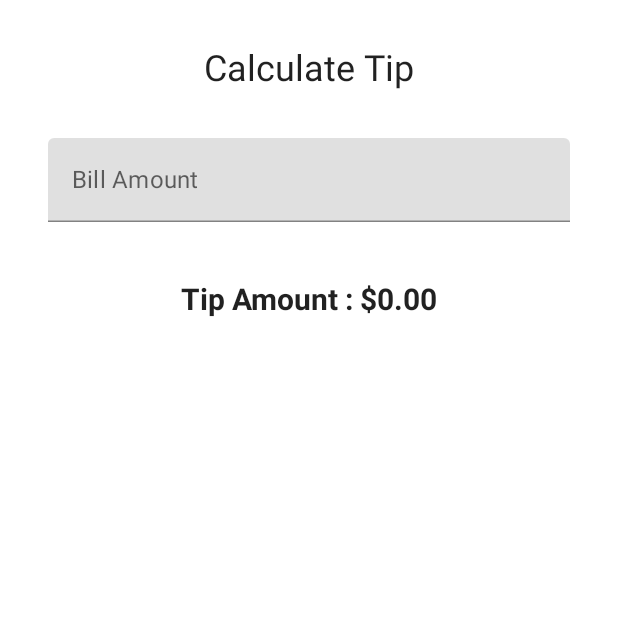
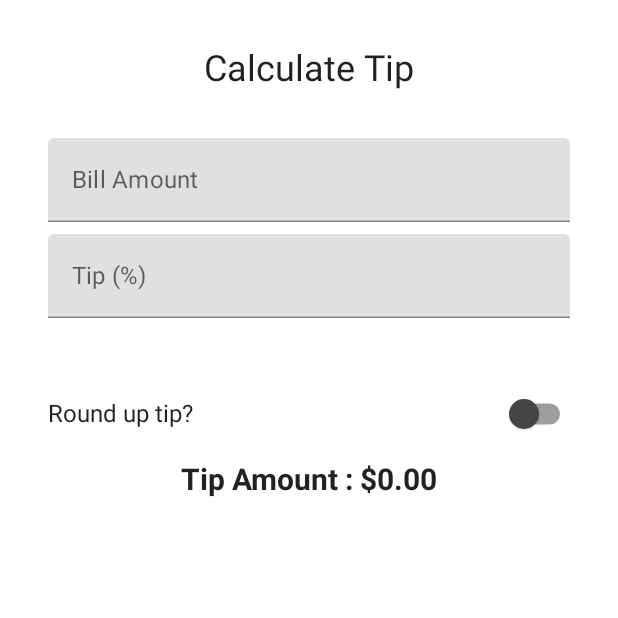
Before and after one commit to SHIVAANISREE/TipTime, an Android app built with Jetpack Compose: the screen it shows after launch (MainActivity), on a phone screen of 412 x 824 dp, the top half of it. Run offline under Robolectric (Android 15) with nearby library versions, the phone set to English and light mode, and no system bars.

Commit message:
Added the Keyboard Actions and the Rounding up the tip function.

```diff
--- a/app/src/main/java/com/example/tiptime/MainActivity.kt
+++ b/app/src/main/java/com/example/tiptime/MainActivity.kt
@@ -4,20 +4,26 @@ import android.icu.text.NumberFormat
 import android.icu.text.NumberFormat.getCurrencyInstance
 import android.os.Build
 import android.os.Bundle
+import android.widget.Switch
 import androidx.activity.ComponentActivity
 import androidx.activity.compose.setContent
 import androidx.annotation.RequiresApi
+import androidx.annotation.StringRes
+import androidx.compose.animation.AnimatedContentScope
 import androidx.compose.foundation.layout.*
+import androidx.compose.foundation.text.KeyboardActions
 import androidx.compose.foundation.text.KeyboardOptions
-import androidx.compose.material.MaterialTheme
-import androidx.compose.material.Surface
-import androidx.compose.material.Text
-import androidx.compose.material.TextField
+import androidx.compose.material.*
 import androidx.compose.runtime.*
 import androidx.compose.ui.Alignment
 import androidx.compose.ui.Modifier
+import androidx.compose.ui.focus.FocusDirection
+import androidx.compose.ui.focus.FocusManager
+import androidx.compose.ui.graphics.Color
+import androidx.compose.ui.platform.LocalFocusManager
 import androidx.compose.ui.res.stringResource
 import androidx.compose.ui.text.font.FontWeight
+import androidx.compose.ui.text.input.ImeAction
 import androidx.compose.ui.text.input.KeyboardType
 import androidx.compose.ui.tooling.preview.Preview
 import androidx.compose.ui.unit.dp
@@ -47,14 +53,26 @@ class MainActivity : ComponentActivity() {
 fun TipTimeScreen() {
     var amountInput by remember { mutableStateOf("") }
     val amount = amountInput.toDoubleOrNull() ?: 0.0
-    val tip = calculateTip(amount)
+    var tipInput by remember { mutableStateOf("") }
+    val tipprecent = tipInput.toDoubleOrNull() ?: 0.0
+    var roundUp by remember {
+        mutableStateOf(false)
+    }
+    val tip = calculateTip(amount, tipprecent, roundUp)
     Column(modifier = Modifier.padding(32.dp), verticalArrangement = Arrangement.spacedBy(8.dp)) {
         Text(text = stringResource(id = R.string.calculate_tip),
         fontSize = 24.sp,
         modifier = Modifier.align(Alignment.CenterHorizontally))
         Spacer(modifier = Modifier.height(16.dp))
-        EditNumberField(value = amountInput, onValueChange = {amountInput = it})
+        EditNumberField(label = R.string.bill_amount,
+            value = amountInput,
+            onValueChange = {amountInput = it}
+        )
+        EditTipField(label = R.string.how_was_the_service,
+            value = tipInput,
+            onValueChange = {tipInput = it})
         Spacer(modifier = Modifier.height(24.dp))
+        RoundTheTipRow(roundUp = roundUp, onRoundChange = {roundUp = it})
         Text(
             text = stringResource(id = R.string.tip_amount, tip),
             modifier = Modifier.align(Alignment.CenterHorizontally),
@@ -66,28 +84,72 @@ fun TipTimeScreen() {
 }
 
 @Composable
-fun EditNumberField(value: String, onValueChange: (String) -> Unit) {
+fun EditNumberField(@StringRes label: Int, value: String,
+                    onValueChange: (String) -> Unit,
+                    modifier: Modifier = Modifier)
+{
+    TextField(value = value,
+        onValueChange = onValueChange,
+        label = {
+                Text(text = stringResource(id = label),
+                modifier = Modifier.fillMaxWidth())
 
-    TextField(
-        value = value,
+        },
+        keyboardOptions = KeyboardOptions(
+            keyboardType = KeyboardType.Number,
+            imeAction = ImeAction.Next
+        ),
+
+        singleLine = true
+    )
+}
+@Composable
+fun EditTipField(@StringRes label: Int, value: String,
+                    onValueChange: (String) -> Unit,
+                    modifier: Modifier = Modifier
+) {
+    TextField(value = value,
         onValueChange = onValueChange,
-        modifier = Modifier.fillMaxWidth(),
         label = {
-                Text(
-                    text = stringResource(id = R.string.bill_amount),
-                    modifier = Modifier.fillMaxWidth()
-                )
-            },
-        keyboardOptions = KeyboardOptions(keyboardType = KeyboardType.Number),
+            Text(text = stringResource(id = label),
+                modifier = Modifier.fillMaxWidth())
+
+        },
+        keyboardOptions = KeyboardOptions(
+            keyboardType = KeyboardType.Number,
+            imeAction = ImeAction.Done
+        ),
+
         singleLine = true
-
     )
 }
 
+@Composable
+fun RoundTheTipRow(
+    roundUp: Boolean,
+    onRoundChange: (Boolean) -> Unit,
+    modifier: Modifier = Modifier
+) {
+    Row(modifier = Modifier
+        .fillMaxWidth()
+        .size(48.dp), verticalAlignment = Alignment.CenterVertically) {
+        Text(text = stringResource(id = R.string.round_up_tip))
+        Switch(checked = roundUp,
+            onCheckedChange = onRoundChange,
+            modifier = Modifier
+                .fillMaxWidth()
+                .wrapContentWidth(Alignment.End),
+            colors = SwitchDefaults.colors(uncheckedThumbColor = Color.DarkGray)
+        )
+    }
+}
 
 @RequiresApi(Build.VERSION_CODES.N)
-private fun calculateTip (amount: Double, tipprecent: Double = 15.0): String {
-    val tip = tipprecent / 100 * amount
+private fun calculateTip (amount: Double, tipprecent: Double = 15.0,roundUp: Boolean): String {
+    var tip = tipprecent / 100 * amount
+    if (roundUp){
+        tip = kotlin.math.ceil(tip)
+    }
     return getCurrencyInstance().format(tip)
 
 }
--- a/app/src/main/res/values/strings.xml
+++ b/app/src/main/res/values/strings.xml
@@ -3,4 +3,6 @@
     <string name="bill_amount">Bill Amount</string>
     <string name="calculate_tip">Calculate Tip</string>
     <string name="tip_amount">Tip Amount : %s</string>
+    <string name="how_was_the_service">Tip (%)</string>
+    <string name="round_up_tip">Round up tip?</string>
 </resources>
```
